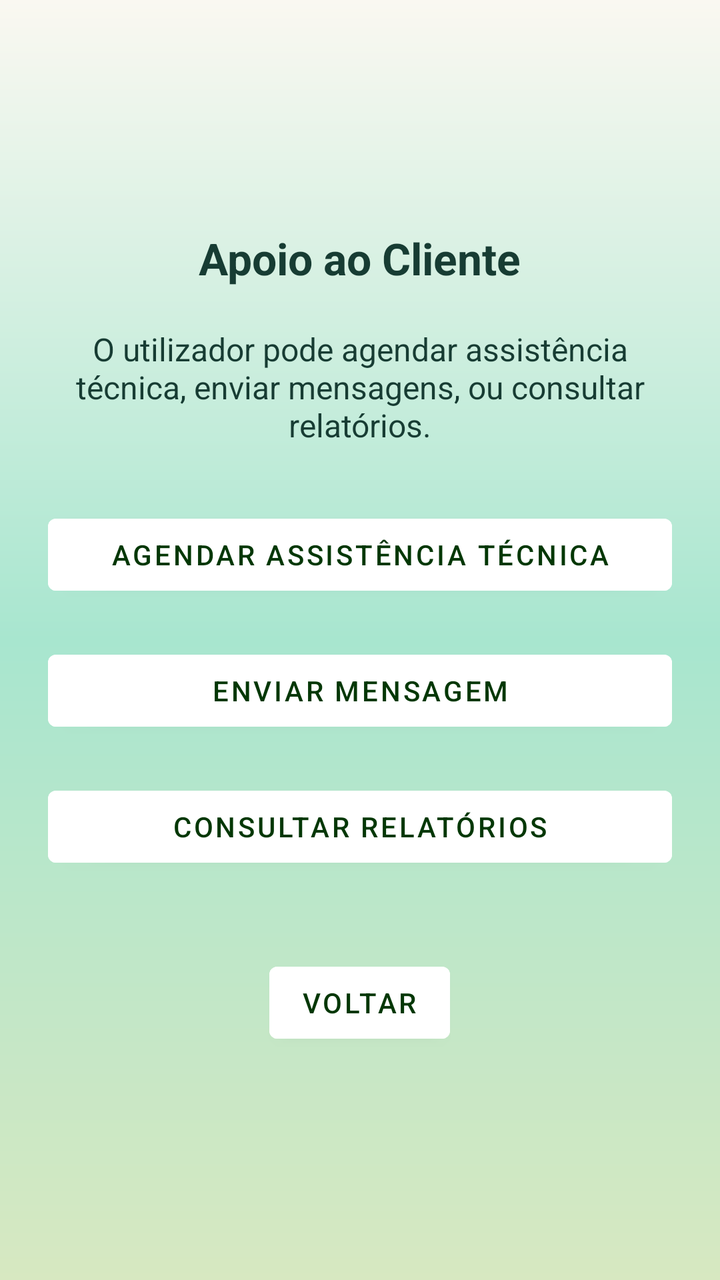
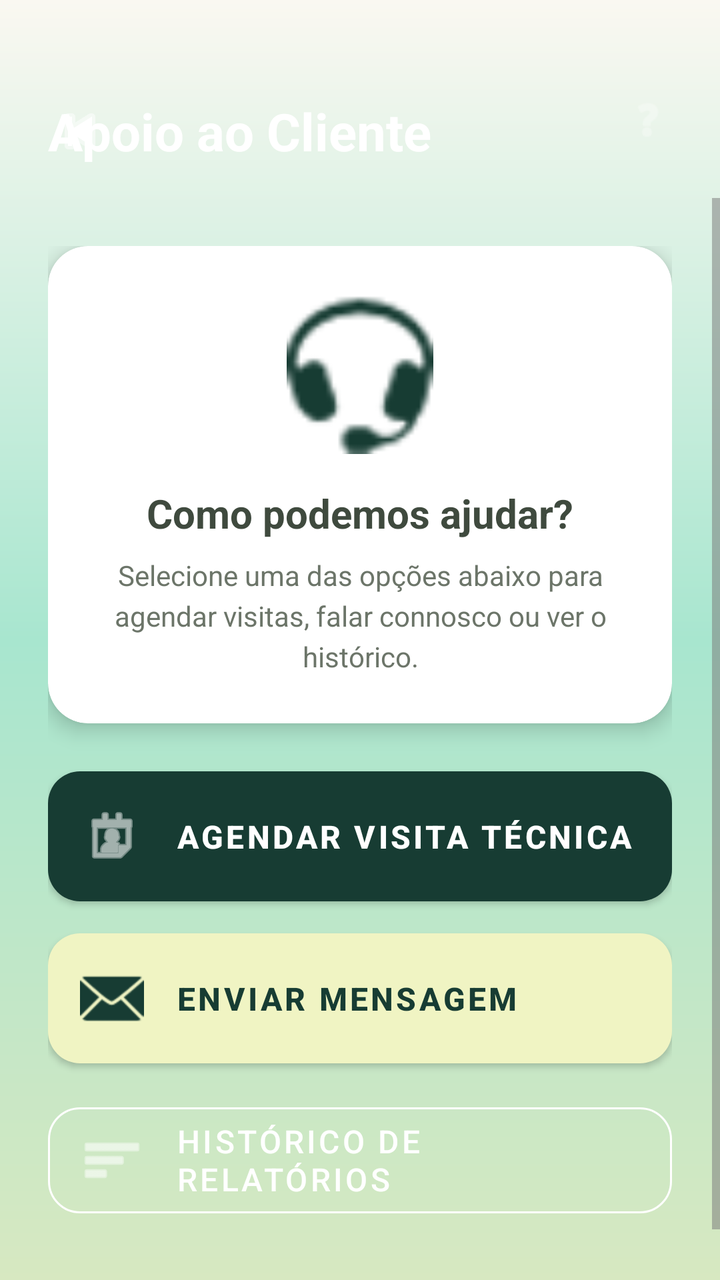

Screens rendered from an Android XML layout before and after an edit, with the pre-edit source and the edit as a unified diff.
<!-- AndroidManifest.xml: application theme Theme.EcoTrack -->
<!-- res/layout/activity_apoio_cliente.xml -->
<?xml version="1.0" encoding="utf-8"?>
<LinearLayout xmlns:android="http://schemas.android.com/apk/res/android"
    android:layout_width="match_parent"
    android:layout_height="match_parent"
    android:orientation="vertical"
    android:padding="24dp"
    android:gravity="center"
    android:background="@drawable/gradient_verde">

    
    <TextView
        android:layout_width="wrap_content"
        android:layout_height="wrap_content"
        android:text="Apoio ao Cliente"
        android:textColor="@color/onMint"
        android:textSize="22sp"
        android:textStyle="bold"
        android:layout_marginBottom="20dp"/>

    
    <TextView
        android:layout_width="300dp"
        android:layout_height="wrap_content"
        android:layout_marginBottom="30dp"
        android:text="O utilizador pode agendar assistência técnica, enviar mensagens, ou consultar relatórios."
        android:textAlignment="center"
        android:textColor="@color/onMint"
        android:textSize="16sp" />

    
    <Button
        android:id="@+id/btnAgendarAssistencia"
        android:layout_width="match_parent"
        android:layout_height="wrap_content"
        android:text="Agendar Assistência Técnica"
        android:backgroundTint="#FFFFFF"
        android:textColor="@color/green"
        android:layout_marginBottom="20dp" />

    
    <Button
        android:id="@+id/btnEnviarMensagem"
        android:layout_width="match_parent"
        android:layout_height="wrap_content"
        android:text="Enviar Mensagem"
        android:backgroundTint="#FFFFFF"
        android:textColor="@color/green"
        android:layout_marginBottom="20dp" />

    
    <Button
        android:id="@+id/btnConsultarRelatorios"
        android:layout_width="match_parent"
        android:layout_height="wrap_content"
        android:text="Consultar Relatórios"
        android:backgroundTint="#FFFFFF"
        android:textColor="@color/green"
        android:layout_marginBottom="40dp" />

    
    <Button
        android:id="@+id/voltar"
        android:layout_width="wrap_content"
        android:layout_height="wrap_content"
        android:text="Voltar"
        android:onClick="onBackPressed"
        android:backgroundTint="#FFFFFF"
        android:textColor="@color/green" />

</LinearLayout>
<!-- resources referenced by this layout -->
<resources>
  <color name="green">#033705</color>
  <color name="onMint">#173C33</color>
  <!-- drawable gradient_verde (drawable) -->
  <shape xmlns:android="http://schemas.android.com/apk/res/android">
      <gradient
          android:startColor="@color/pastel_lightgreen"
          android:centerColor="@color/mint_start"
          android:endColor="@color/pastel_whitewarm"
          android:angle="90" />
  
      <corners android:radius="0dp" />
  </shape>
  <style name="Theme.EcoTrack" parent="Theme.MaterialComponents.Light.NoActionBar">
          
          <item name="colorPrimary">@color/colorPrimary</item>
          <item name="colorOnPrimary">@color/colorOnPrimary</item>
          <item name="colorSecondary">@color/colorSecondary</item>
          <item name="colorOnSecondary">@color/colorOnSecondary</item>
  
          
          <item name="colorOnBackground">@color/background_beige</item>
          <item name="colorSurface">@color/colorSurface</item>
          <item name="colorOnSurface">@color/colorOnSurface</item>
          <item name="android:windowBackground">@color/background_beige</item>
  
          
          <item name="colorPrimaryContainer">@color/colorPrimaryContainer</item>
          <item name="colorOnPrimaryContainer">@color/colorOnPrimaryContainer</item>
          <item name="colorSecondaryContainer">@color/colorSecondaryContainer</item>
          <item name="colorOnSecondaryContainer">@color/colorOnSecondaryContainer</item>
  
          
          <item name="colorError">@color/colorError</item>
          <item name="colorOnError">@color/colorOnError</item>
          <item name="colorErrorContainer">@color/colorErrorContainer</item>
          <item name="colorOnErrorContainer">@color/colorOnErrorContainer</item>
  
          
          <item name="colorOutline">@color/colorOutline</item>
  
          
          <item name="android:textColorPrimary">@color/text_primary</item>
          <item name="android:textColorSecondary">@color/text_secondary</item>
  
          
          <item name="android:statusBarColor">@color/colorPrimary</item>
          <item name="android:navigationBarColor">@color/background_beige</item>
      </style>
  <color name="pastel_lightgreen">#D7E8C1</color>
  <color name="mint_start">#A8E6CF</color>
  <color name="pastel_whitewarm">#FAF8F1</color>
  <color name="colorPrimary">#2E7D5B</color>
  <color name="colorOnPrimary">#FFFFFF</color>
  <color name="colorSecondary">#52644F</color>
  <color name="colorOnSecondary">#FFFFFF</color>
  <color name="background_beige">#FFFDF8</color>
  <color name="colorSurface">#FAF7F2</color>
  <color name="colorOnSurface">#3B3A37</color>
  <color name="colorPrimaryContainer">#BFE3CF</color>
  <color name="colorOnPrimaryContainer">#1A3B2C</color>
  <color name="colorSecondaryContainer">#D5E8D7</color>
  <color name="colorOnSecondaryContainer">#1F352F</color>
  <color name="colorError">#B3261E</color>
  <color name="colorOnError">#FFFFFF</color>
  <color name="colorErrorContainer">#F9DEDC</color>
  <color name="colorOnErrorContainer">#410E0B</color>
  <color name="colorOutline">#D8D2C8</color>
  <color name="text_primary">#2E2E2E</color>
  <color name="text_secondary">#7A7A7A</color>
</resources>

<!-- the commit's change to res/layout/activity_apoio_cliente.xml (unified diff, before → after) -->
@@ -1,70 +1,172 @@
 <?xml version="1.0" encoding="utf-8"?>
-<LinearLayout xmlns:android="http://schemas.android.com/apk/res/android"
+<androidx.constraintlayout.widget.ConstraintLayout xmlns:android="http://schemas.android.com/apk/res/android"
+    xmlns:app="http://schemas.android.com/apk/res-auto"
+    xmlns:tools="http://schemas.android.com/tools"
     android:layout_width="match_parent"
     android:layout_height="match_parent"
-    android:orientation="vertical"
-    android:padding="24dp"
-    android:gravity="center"
-    android:background="@drawable/gradient_verde">
+    android:background="@drawable/gradient_verde"
+    tools:context=".ApoioCliente">
 
-    
-    <TextView
-        android:layout_width="wrap_content"
-        android:layout_height="wrap_content"
-        android:text="Apoio ao Cliente"
-        android:textColor="@color/onMint"
-        android:textSize="22sp"
-        android:textStyle="bold"
-        android:layout_marginBottom="20dp"/>
-
-    
-    <TextView
-        android:layout_width="300dp"
-        android:layout_height="wrap_content"
-        android:layout_marginBottom="30dp"
-        android:text="O utilizador pode agendar assistência técnica, enviar mensagens, ou consultar relatórios."
-        android:textAlignment="center"
-        android:textColor="@color/onMint"
-        android:textSize="16sp" />
-
-    
-    <Button
-        android:id="@+id/btnAgendarAssistencia"
+    <androidx.constraintlayout.widget.ConstraintLayout
+        android:id="@+id/headerApoio"
         android:layout_width="match_parent"
         android:layout_height="wrap_content"
-        android:text="Agendar Assistência Técnica"
-        android:backgroundTint="#FFFFFF"
-        android:textColor="@color/green"
-        android:layout_marginBottom="20dp" />
+        android:paddingHorizontal="24dp"
+        android:paddingTop="48dp"
+        android:paddingBottom="16dp"
+        app:layout_constraintTop_toTopOf="parent"
+        app:layout_constraintStart_toStartOf="parent"
+        app:layout_constraintEnd_toEndOf="parent">
 
-    
-    <Button
-        android:id="@+id/btnEnviarMensagem"
-        android:layout_width="match_parent"
-        android:layout_height="wrap_content"
-        android:text="Enviar Mensagem"
-        android:backgroundTint="#FFFFFF"
-        android:textColor="@color/green"
-        android:layout_marginBottom="20dp" />
+        <ImageView
+            android:id="@+id/voltar"
+            android:layout_width="32dp"
+            android:layout_height="32dp"
+            android:src="@android:drawable/ic_media_previous"
+            app:tint="#FFFFFF"
+            android:contentDescription="Voltar"
+            app:layout_constraintStart_toStartOf="parent"
+            app:layout_constraintTop_toTopOf="@id/tvTituloPagina"
+            app:layout_constraintBottom_toBottomOf="@id/tvTituloPagina" />
 
-    
-    <Button
-        android:id="@+id/btnConsultarRelatorios"
-        android:layout_width="match_parent"
-        android:layout_height="wrap_content"
-        android:text="Consultar Relatórios"
-        android:backgroundTint="#FFFFFF"
-        android:textColor="@color/green"
-        android:layout_marginBottom="40dp" />
+        <TextView
+            android:id="@+id/tvTituloPagina"
+            android:layout_width="wrap_content"
+            android:layout_height="wrap_content"
+            android:text="Apoio ao Cliente"
+            android:textSize="26sp"
+            android:textStyle="bold"
+            android:textColor="#FFFFFF"
+            android:layout_marginStart="16dp"
+            app:layout_constraintStart_toEndOf="@id/btnBackArrow"
+            app:layout_constraintTop_toTopOf="parent" />
 
-    
-    <Button
-        android:id="@+id/voltar"
-        android:layout_width="wrap_content"
-        android:layout_height="wrap_content"
-        android:text="Voltar"
-        android:onClick="onBackPressed"
-        android:backgroundTint="#FFFFFF"
-        android:textColor="@color/green" />
+        <ImageView
+            android:layout_width="24dp"
+            android:layout_height="24dp"
+            android:src="@android:drawable/ic_menu_help"
+            app:tint="#80FFFFFF"
+            app:layout_constraintEnd_toEndOf="parent"
+            app:layout_centerY="@id/tvTituloPagina" />
 
-</LinearLayout>
+    </androidx.constraintlayout.widget.ConstraintLayout>
+
+    <ScrollView
+        android:layout_width="0dp"
+        android:layout_height="0dp"
+        android:fillViewport="true"
+        app:layout_constraintTop_toBottomOf="@id/headerApoio"
+        app:layout_constraintBottom_toBottomOf="parent"
+        app:layout_constraintStart_toStartOf="parent"
+        app:layout_constraintEnd_toEndOf="parent">
+
+        <LinearLayout
+            android:layout_width="match_parent"
+            android:layout_height="wrap_content"
+            android:orientation="vertical"
+            android:padding="24dp"
+            android:gravity="center_horizontal">
+
+            <com.google.android.material.card.MaterialCardView
+                android:layout_width="match_parent"
+                android:layout_height="wrap_content"
+                android:layout_marginBottom="24dp"
+                app:cardCornerRadius="20dp"
+                app:cardElevation="6dp"
+                app:cardBackgroundColor="#FFFFFF">
+
+                <LinearLayout
+                    android:layout_width="match_parent"
+                    android:layout_height="wrap_content"
+                    android:orientation="vertical"
+                    android:padding="24dp"
+                    android:gravity="center">
+
+                    <ImageView
+                        android:layout_width="80dp"
+                        android:layout_height="80dp"
+                        android:src="@android:drawable/stat_sys_headset"
+                        app:tint="@color/onMint"
+                        android:layout_marginBottom="16dp"/>
+
+                    <TextView
+                        android:layout_width="wrap_content"
+                        android:layout_height="wrap_content"
+                        android:text="Como podemos ajudar?"
+                        android:textSize="20sp"
+                        android:textStyle="bold"
+                        android:textColor="@color/oliveText"
+                        android:layout_marginBottom="8dp"/>
+
+                    <TextView
+                        android:layout_width="match_parent"
+                        android:layout_height="wrap_content"
+                        android:text="Selecione uma das opções abaixo para agendar visitas, falar connosco ou ver o histórico."
+                        android:textAlignment="center"
+                        android:textColor="@color/oliveTextSoft"
+                        android:textSize="14sp"
+                        android:lineSpacingExtra="4dp"/>
+                </LinearLayout>
+            </com.google.android.material.card.MaterialCardView>
+
+            <com.google.android.material.button.MaterialButton
+                android:id="@+id/btnAgendarAssistencia"
+                android:layout_width="match_parent"
+                android:layout_height="65dp"
+                android:text="Agendar Visita Técnica"
+                android:textAlignment="textStart"
+                android:textSize="16sp"
+                android:textStyle="bold"
+                android:textColor="#FFFFFF"
+                app:icon="@android:drawable/ic_menu_my_calendar"
+                app:iconGravity="textStart"
+                app:iconTint="#FFFFFF"
+                app:iconPadding="16dp"
+                app:cornerRadius="16dp"
+                app:backgroundTint="@color/onMint"
+                android:layout_marginBottom="16dp"
+                android:insetTop="0dp"
+                android:insetBottom="0dp"/>
+
+            <com.google.android.material.button.MaterialButton
+                android:id="@+id/btnEnviarMensagem"
+                android:layout_width="match_parent"
+                android:layout_height="65dp"
+                android:text="Enviar Mensagem"
+                android:textAlignment="textStart"
+                android:textSize="16sp"
+                android:textStyle="bold"
+                android:textColor="@color/onMint"
+                app:icon="@android:drawable/ic_dialog_email"
+                app:iconGravity="textStart"
+                app:iconTint="@color/onMint"
+                app:iconPadding="16dp"
+                app:cornerRadius="16dp"
+                app:backgroundTint="#F0F4C3"
+                android:layout_marginBottom="16dp"
+                android:insetTop="0dp"
+                android:insetBottom="0dp"/>
+
+            <com.google.android.material.button.MaterialButton
+                android:id="@+id/btnConsultarRelatorios"
+                style="@style/Widget.MaterialComponents.Button.OutlinedButton"
+                android:layout_width="match_parent"
+                android:layout_height="65dp"
+                android:text="Histórico de Relatórios"
+                android:textAlignment="textStart"
+                android:textSize="16sp"
+                android:textColor="#FFFFFF"
+                app:strokeColor="#FFFFFF"
+                app:strokeWidth="1dp"
+                app:icon="@android:drawable/ic_menu_sort_by_size"
+                app:iconGravity="textStart"
+                app:iconTint="#FFFFFF"
+                app:iconPadding="16dp"
+                app:cornerRadius="16dp"
+                app:backgroundTint="@android:color/transparent"
+                android:layout_marginBottom="30dp"/>
+
+        </LinearLayout>
+    </ScrollView>
+
+</androidx.constraintlayout.widget.ConstraintLayout>
<!-- resource entries referenced after the edit -->
@@ -1,6 +1,7 @@
 <!-- resources referenced by this layout -->
 <resources>
-  <color name="green">#033705</color>
+  <color name="oliveText">#3F4A3E</color>
+  <color name="oliveTextSoft">#6C7569</color>
   <color name="onMint">#173C33</color>
   <!-- drawable gradient_verde (drawable) -->
   <shape xmlns:android="http://schemas.android.com/apk/res/android">
